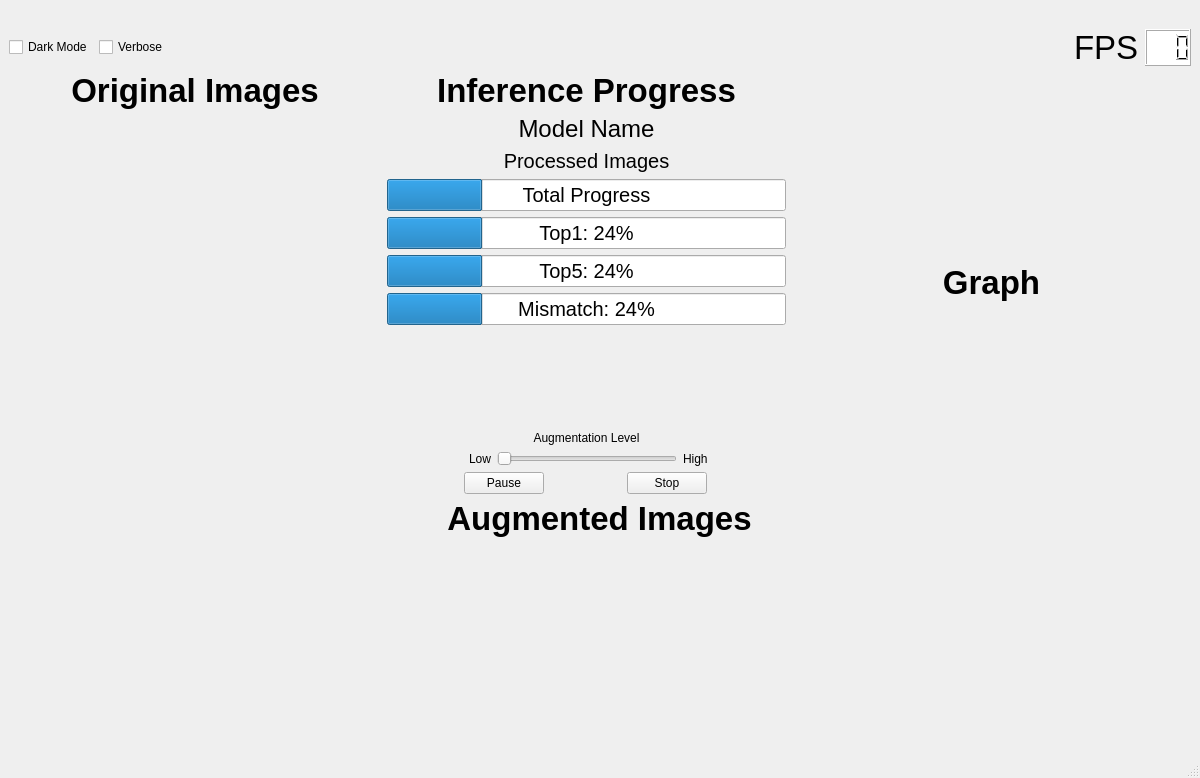
First picture: the form in inference_viewer.ui, repository kiritigowda/MIVisionX-Validation-Tool, before the edit.
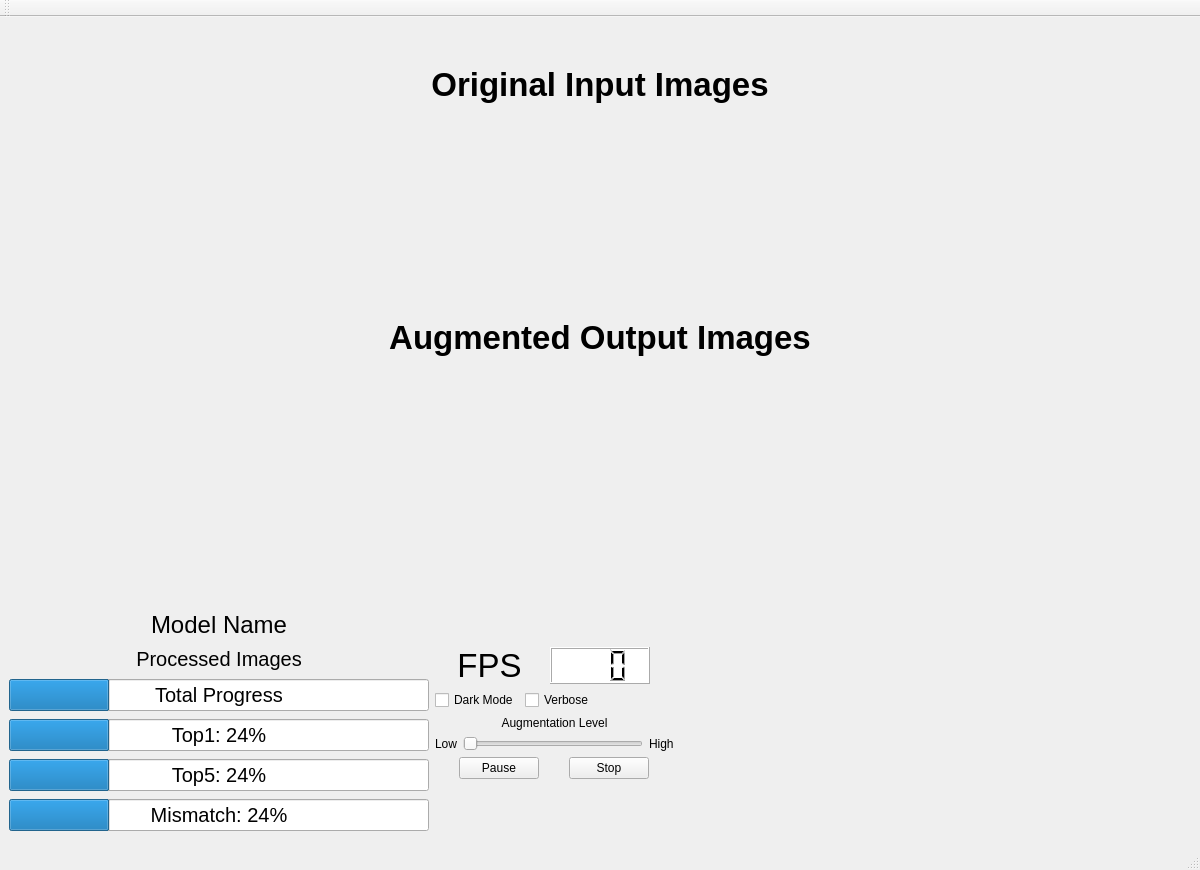
Second picture: the form after the edit. Icons and pictures are not drawn.

Commit message:
H/display gui (#20)
* changed gui layout for video

Diff of the .ui file:
```diff
--- a/inference_viewer.ui
+++ b/inference_viewer.ui
@@ -14,7 +14,7 @@
    <string>MIVisionX Inference Viewer</string>
   </property>
   <widget class="QWidget" name="centralwidget">
-   <layout class="QVBoxLayout" name="verticalLayout_5">
+   <layout class="QVBoxLayout" name="verticalLayout_6">
     <item>
      <layout class="QHBoxLayout" name="horizontalLayout_2">
       <item>
@@ -77,75 +77,21 @@
      </layout>
     </item>
     <item>
-     <layout class="QHBoxLayout" name="horizontalLayout_6">
-      <item>
-       <widget class="QCheckBox" name="dark_checkBox">
-        <property name="sizePolicy">
-         <sizepolicy hsizetype="Fixed" vsizetype="Fixed">
-          <horstretch>0</horstretch>
-          <verstretch>0</verstretch>
-         </sizepolicy>
-        </property>
-        <property name="text">
-         <string>Dark Mode</string>
-        </property>
-       </widget>
-      </item>
-      <item>
-       <widget class="QCheckBox" name="verbose_checkBox">
-        <property name="text">
-         <string>Verbose</string>
-        </property>
-       </widget>
-      </item>
-      <item>
-       <spacer name="horizontalSpacer">
+     <spacer name="verticalSpacer_5">
         <property name="orientation">
-         <enum>Qt::Horizontal</enum>
+       <enum>Qt::Vertical</enum>
+      </property>
+      <property name="sizeType">
+       <enum>QSizePolicy::Fixed</enum>
         </property>
         <property name="sizeHint" stdset="0">
          <size>
-          <width>40</width>
+        <width>20</width>
           <height>20</height>
          </size>
         </property>
        </spacer>
       </item>
-      <item>
-       <widget class="QLabel" name="fps_label">
-        <property name="font">
-         <font>
-          <pointsize>25</pointsize>
-         </font>
-        </property>
-        <property name="text">
-         <string>FPS</string>
-        </property>
-       </widget>
-      </item>
-      <item>
-       <widget class="QLCDNumber" name="fps_lcdNumber">
-        <property name="sizePolicy">
-         <sizepolicy hsizetype="Preferred" vsizetype="Preferred">
-          <horstretch>0</horstretch>
-          <verstretch>0</verstretch>
-         </sizepolicy>
-        </property>
-        <property name="styleSheet">
-         <string notr="true">background-color: rgb(255, 255, 255);
-color: rgb(0, 0, 0);</string>
-        </property>
-        <property name="digitCount">
-         <number>3</number>
-        </property>
-       </widget>
-      </item>
-     </layout>
-    </item>
-    <item>
-     <layout class="QHBoxLayout" name="horizontalLayout_8">
-      <item>
-       <layout class="QVBoxLayout" name="verticalLayout_4">
         <item>
          <widget class="QLabel" name="origTitle_label">
           <property name="sizePolicy">
@@ -165,7 +111,7 @@
            </font>
           </property>
           <property name="text">
-           <string>Original Images</string>
+       <string>Original Input Images</string>
           </property>
           <property name="alignment">
            <set>Qt::AlignCenter</set>
@@ -173,184 +119,423 @@
          </widget>
         </item>
         <item>
-         <layout class="QGridLayout" name="gridLayout">
-          <item row="0" column="0">
+     <widget class="QWidget" name="horizontalWidget" native="true">
+      <layout class="QHBoxLayout" name="horizontalLayout_9">
+       <item>
+        <spacer name="horizontalSpacer">
+         <property name="orientation">
+          <enum>Qt::Horizontal</enum>
+         </property>
+         <property name="sizeHint" stdset="0">
+          <size>
+           <width>40</width>
+           <height>20</height>
+          </size>
+         </property>
+        </spacer>
+       </item>
+       <item>
+        <widget class="QFrame" name="verticalFrame">
+         <layout class="QVBoxLayout" name="verticalLayout_4">
+          <item>
+           <spacer name="verticalSpacer_2">
+            <property name="orientation">
+             <enum>Qt::Vertical</enum>
+            </property>
+            <property name="sizeType">
+             <enum>QSizePolicy::Fixed</enum>
+            </property>
+            <property name="sizeHint" stdset="0">
+             <size>
+              <width>20</width>
+              <height>25</height>
+             </size>
+            </property>
+           </spacer>
+          </item>
+          <item>
+           <widget class="QWidget" name="imagesWidget" native="true">
+            <layout class="QHBoxLayout" name="origImage_layout">
+             <item>
            <widget class="QLabel" name="image_label">
+               <property name="sizePolicy">
+                <sizepolicy hsizetype="Fixed" vsizetype="Fixed">
+                 <horstretch>0</horstretch>
+                 <verstretch>0</verstretch>
+                </sizepolicy>
+               </property>
             <property name="minimumSize">
              <size>
               <width>120</width>
-              <height>120</height>
+                 <height>100</height>
              </size>
             </property>
             <property name="maximumSize">
              <size>
-              <width>130</width>
-              <height>130</height>
-             </size>
-            </property>
+                 <width>120</width>
+                 <height>100</height>
+                </size>
+               </property>
+               <property name="frameShape">
+                <enum>QFrame::NoFrame</enum>
+               </property>
+               <property name="frameShadow">
+                <enum>QFrame::Plain</enum>
+               </property>
             <property name="text">
              <string/>
             </property>
            </widget>
           </item>
-          <item row="0" column="1">
+             <item>
            <widget class="QLabel" name="image_label2">
+               <property name="sizePolicy">
+                <sizepolicy hsizetype="Fixed" vsizetype="Fixed">
+                 <horstretch>0</horstretch>
+                 <verstretch>0</verstretch>
+                </sizepolicy>
+               </property>
             <property name="minimumSize">
              <size>
               <width>120</width>
-              <height>120</height>
+                 <height>100</height>
              </size>
             </property>
             <property name="maximumSize">
              <size>
-              <width>130</width>
-              <height>130</height>
-             </size>
-            </property>
+                 <width>120</width>
+                 <height>100</height>
+                </size>
+               </property>
+               <property name="font">
+                <font>
+                 <family>Ubuntu Mono</family>
+                </font>
+               </property>
+               <property name="frameShape">
+                <enum>QFrame::NoFrame</enum>
+               </property>
+               <property name="frameShadow">
+                <enum>QFrame::Plain</enum>
+               </property>
             <property name="text">
              <string/>
             </property>
            </widget>
           </item>
-          <item row="0" column="2">
+             <item>
            <widget class="QLabel" name="image_label3">
+               <property name="sizePolicy">
+                <sizepolicy hsizetype="Fixed" vsizetype="Fixed">
+                 <horstretch>0</horstretch>
+                 <verstretch>0</verstretch>
+                </sizepolicy>
+               </property>
             <property name="minimumSize">
              <size>
               <width>120</width>
-              <height>120</height>
+                 <height>100</height>
              </size>
             </property>
             <property name="maximumSize">
              <size>
-              <width>130</width>
-              <height>130</height>
-             </size>
-            </property>
+                 <width>120</width>
+                 <height>100</height>
+                </size>
+               </property>
+               <property name="frameShape">
+                <enum>QFrame::NoFrame</enum>
+               </property>
+               <property name="frameShadow">
+                <enum>QFrame::Plain</enum>
+               </property>
             <property name="text">
              <string/>
             </property>
            </widget>
           </item>
-          <item row="1" column="0">
+             <item>
            <widget class="QLabel" name="image_label4">
+               <property name="sizePolicy">
+                <sizepolicy hsizetype="Fixed" vsizetype="Fixed">
+                 <horstretch>0</horstretch>
+                 <verstretch>0</verstretch>
+                </sizepolicy>
+               </property>
             <property name="minimumSize">
              <size>
               <width>120</width>
-              <height>120</height>
+                 <height>100</height>
              </size>
             </property>
             <property name="maximumSize">
              <size>
-              <width>130</width>
-              <height>130</height>
-             </size>
-            </property>
+                 <width>120</width>
+                 <height>100</height>
+                </size>
+               </property>
+               <property name="frameShape">
+                <enum>QFrame::NoFrame</enum>
+               </property>
+               <property name="frameShadow">
+                <enum>QFrame::Plain</enum>
+               </property>
             <property name="text">
              <string/>
             </property>
            </widget>
           </item>
-          <item row="1" column="1">
+             <item>
            <widget class="QLabel" name="image_label5">
+               <property name="sizePolicy">
+                <sizepolicy hsizetype="Fixed" vsizetype="Fixed">
+                 <horstretch>0</horstretch>
+                 <verstretch>0</verstretch>
+                </sizepolicy>
+               </property>
             <property name="minimumSize">
              <size>
               <width>120</width>
-              <height>120</height>
+                 <height>100</height>
              </size>
             </property>
             <property name="maximumSize">
              <size>
-              <width>130</width>
-              <height>130</height>
-             </size>
-            </property>
+                 <width>120</width>
+                 <height>100</height>
+                </size>
+               </property>
+               <property name="frameShape">
+                <enum>QFrame::NoFrame</enum>
+               </property>
+               <property name="frameShadow">
+                <enum>QFrame::Plain</enum>
+               </property>
             <property name="text">
              <string/>
             </property>
            </widget>
           </item>
-          <item row="1" column="2">
+             <item>
            <widget class="QLabel" name="image_label6">
+               <property name="sizePolicy">
+                <sizepolicy hsizetype="Fixed" vsizetype="Fixed">
+                 <horstretch>0</horstretch>
+                 <verstretch>0</verstretch>
+                </sizepolicy>
+               </property>
             <property name="minimumSize">
              <size>
               <width>120</width>
-              <height>120</height>
+                 <height>100</height>
              </size>
             </property>
             <property name="maximumSize">
              <size>
-              <width>130</width>
-              <height>130</height>
-             </size>
-            </property>
+                 <width>120</width>
+                 <height>100</height>
+                </size>
+               </property>
+               <property name="frameShape">
+                <enum>QFrame::NoFrame</enum>
+               </property>
+               <property name="frameShadow">
+                <enum>QFrame::Plain</enum>
+               </property>
             <property name="text">
              <string/>
             </property>
            </widget>
           </item>
-          <item row="2" column="0">
+             <item>
            <widget class="QLabel" name="image_label7">
+               <property name="sizePolicy">
+                <sizepolicy hsizetype="Fixed" vsizetype="Fixed">
+                 <horstretch>0</horstretch>
+                 <verstretch>0</verstretch>
+                </sizepolicy>
+               </property>
             <property name="minimumSize">
              <size>
               <width>120</width>
-              <height>120</height>
+                 <height>100</height>
              </size>
             </property>
             <property name="maximumSize">
              <size>
-              <width>130</width>
-              <height>130</height>
-             </size>
-            </property>
+                 <width>120</width>
+                 <height>100</height>
+                </size>
+               </property>
+               <property name="frameShape">
+                <enum>QFrame::NoFrame</enum>
+               </property>
+               <property name="frameShadow">
+                <enum>QFrame::Plain</enum>
+               </property>
             <property name="text">
              <string/>
             </property>
            </widget>
           </item>
-          <item row="2" column="1">
+             <item>
            <widget class="QLabel" name="image_label8">
+               <property name="sizePolicy">
+                <sizepolicy hsizetype="Fixed" vsizetype="Fixed">
+                 <horstretch>0</horstretch>
+                 <verstretch>0</verstretch>
+                </sizepolicy>
+               </property>
             <property name="minimumSize">
              <size>
               <width>120</width>
-              <height>120</height>
+                 <height>100</height>
              </size>
             </property>
             <property name="maximumSize">
              <size>
-              <width>130</width>
-              <height>130</height>
-             </size>
-            </property>
+                 <width>120</width>
+                 <height>100</height>
+                </size>
+               </property>
+               <property name="frameShape">
+                <enum>QFrame::NoFrame</enum>
+               </property>
+               <property name="frameShadow">
+                <enum>QFrame::Plain</enum>
+               </property>
             <property name="text">
              <string/>
             </property>
            </widget>
           </item>
-          <item row="2" column="2">
+             <item>
            <widget class="QLabel" name="image_label9">
+               <property name="sizePolicy">
+                <sizepolicy hsizetype="Fixed" vsizetype="Fixed">
+                 <horstretch>0</horstretch>
+                 <verstretch>0</verstretch>
+                </sizepolicy>
+               </property>
             <property name="minimumSize">
              <size>
               <width>120</width>
-              <height>120</height>
+                 <height>100</height>
              </size>
             </property>
             <property name="maximumSize">
              <size>
-              <width>130</width>
-              <height>130</height>
-             </size>
-            </property>
+                 <width>120</width>
+                 <height>100</height>
+                </size>
+               </property>
+               <property name="frameShape">
+                <enum>QFrame::NoFrame</enum>
+               </property>
+               <property name="frameShadow">
+                <enum>QFrame::Plain</enum>
+               </property>
             <property name="text">
              <string/>
             </property>
            </widget>
           </item>
          </layout>
-        </item>
-       </layout>
+           </widget>
+          </item>
+          <item>
+           <spacer name="verticalSpacer_3">
+            <property name="orientation">
+             <enum>Qt::Vertical</enum>
+            </property>
+            <property name="sizeType">
+             <enum>QSizePolicy::Fixed</enum>
+            </property>
+            <property name="sizeHint" stdset="0">
+             <size>
+              <width>20</width>
+              <height>25</height>
+             </size>
+            </property>
+           </spacer>
+          </item>
+         </layout>
+        </widget>
       </item>
       <item>
-       <layout class="QVBoxLayout" name="verticalLayout">
+        <spacer name="horizontalSpacer_2">
+         <property name="orientation">
+          <enum>Qt::Horizontal</enum>
+         </property>
+         <property name="sizeType">
+          <enum>QSizePolicy::Expanding</enum>
+         </property>
+         <property name="sizeHint" stdset="0">
+          <size>
+           <width>40</width>
+           <height>20</height>
+          </size>
+         </property>
+        </spacer>
+       </item>
+      </layout>
+     </widget>
+    </item>
+    <item>
+     <widget class="QLabel" name="augTitle_label">
+      <property name="sizePolicy">
+       <sizepolicy hsizetype="Preferred" vsizetype="Fixed">
+        <horstretch>0</horstretch>
+        <verstretch>0</verstretch>
+       </sizepolicy>
+      </property>
+      <property name="font">
+       <font>
+        <family>Ubuntu</family>
+        <pointsize>25</pointsize>
+        <weight>75</weight>
+        <bold>true</bold>
+       </font>
+      </property>
+      <property name="text">
+       <string>Augmented Output Images</string>
+      </property>
+      <property name="alignment">
+       <set>Qt::AlignCenter</set>
+      </property>
+     </widget>
+    </item>
+    <item>
+     <widget class="QLabel" name="aug_label">
+      <property name="sizePolicy">
+       <sizepolicy hsizetype="Expanding" vsizetype="Expanding">
+        <horstretch>0</horstretch>
+        <verstretch>0</verstretch>
+       </sizepolicy>
+      </property>
+      <property name="minimumSize">
+       <size>
+        <width>0</width>
+        <height>200</height>
+       </size>
+      </property>
+      <property name="font">
+       <font>
+        <kerning>false</kerning>
+       </font>
+      </property>
+      <property name="text">
+       <string/>
+      </property>
+      <property name="alignment">
+       <set>Qt::AlignCenter</set>
+      </property>
+     </widget>
+    </item>
+    <item>
+     <layout class="QHBoxLayout" name="horizontalLayout_5">
+      <item>
+       <layout class="QVBoxLayout" name="verticalLayout_5">
         <item>
          <widget class="QLabel" name="progTitle_label">
           <property name="sizePolicy">
@@ -359,15 +544,21 @@
             <verstretch>0</verstretch>
            </sizepolicy>
           </property>
+          <property name="maximumSize">
+           <size>
+            <width>550</width>
+            <height>16777215</height>
+           </size>
+          </property>
           <property name="font">
            <font>
-            <pointsize>25</pointsize>
+            <pointsize>22</pointsize>
             <weight>75</weight>
             <bold>true</bold>
            </font>
           </property>
           <property name="text">
-           <string>Inference Progress</string>
+           <string/>
           </property>
           <property name="alignment">
            <set>Qt::AlignCenter</set>
@@ -527,8 +718,41 @@
           </property>
          </widget>
         </item>
+       </layout>
+      </item>
         <item>
-         <spacer name="verticalSpacer_2">
+       <layout class="QVBoxLayout" name="verticalLayout">
+        <item>
+         <widget class="QLabel" name="controlTitle_label">
+          <property name="sizePolicy">
+           <sizepolicy hsizetype="Fixed" vsizetype="Fixed">
+            <horstretch>0</horstretch>
+            <verstretch>0</verstretch>
+           </sizepolicy>
+          </property>
+          <property name="maximumSize">
+           <size>
+            <width>550</width>
+            <height>16777215</height>
+           </size>
+          </property>
+          <property name="font">
+           <font>
+            <pointsize>22</pointsize>
+            <weight>75</weight>
+            <bold>true</bold>
+           </font>
+          </property>
+          <property name="text">
+           <string/>
+          </property>
+          <property name="alignment">
+           <set>Qt::AlignCenter</set>
+          </property>
+         </widget>
+        </item>
+        <item>
+         <spacer name="verticalSpacer">
           <property name="orientation">
            <enum>Qt::Vertical</enum>
           </property>
@@ -538,13 +762,94 @@
           <property name="sizeHint" stdset="0">
            <size>
             <width>20</width>
-            <height>100</height>
+            <height>40</height>
            </size>
           </property>
          </spacer>
         </item>
+        <item>
+         <layout class="QHBoxLayout" name="horizontalLayout_8">
+          <item>
+           <widget class="QLabel" name="fps_label">
+            <property name="sizePolicy">
+             <sizepolicy hsizetype="Fixed" vsizetype="Preferred">
+              <horstretch>0</horstretch>
+              <verstretch>0</verstretch>
+             </sizepolicy>
+            </property>
+            <property name="font">
+             <font>
+              <pointsize>25</pointsize>
+             </font>
+            </property>
+            <property name="text">
+             <string>FPS</string>
+            </property>
+            <property name="alignment">
+             <set>Qt::AlignCenter</set>
+            </property>
+           </widget>
+          </item>
+          <item>
+           <widget class="QLCDNumber" name="fps_lcdNumber">
+            <property name="sizePolicy">
+             <sizepolicy hsizetype="Fixed" vsizetype="Preferred">
+              <horstretch>0</horstretch>
+              <verstretch>0</verstretch>
+             </sizepolicy>
+            </property>
+            <property name="maximumSize">
+             <size>
+              <width>100</width>
+              <height>16777215</height>
+             </size>
+            </property>
+            <property name="styleSheet">
+             <string notr="true">background-color: rgb(255, 255, 255);
+color: rgb(0, 0, 0);</string>
+            </property>
+            <property name="digitCount">
+             <number>3</number>
+            </property>
+           </widget>
+          </item>
+         </layout>
+        </item>
+        <item>
+         <layout class="QHBoxLayout" name="horizontalLayout_6">
+          <item>
+           <widget class="QCheckBox" name="dark_checkBox">
+            <property name="sizePolicy">
+             <sizepolicy hsizetype="Fixed" vsizetype="Fixed">
+              <horstretch>0</horstretch>
+              <verstretch>0</verstretch>
+             </sizepolicy>
+            </property>
+            <property name="text">
+             <string>Dark Mode</string>
+            </property>
+           </widget>
+          </item>
+          <item>
+           <widget class="QCheckBox" name="verbose_checkBox">
+            <property name="layoutDirection">
+             <enum>Qt::LeftToRight</enum>
+            </property>
+            <property name="text">
+             <string>Verbose</string>
+            </property>
+           </widget>
+          </item>
+         </layout>
+        </item>
         <item>
          <widget class="QLabel" name="level_label">
+          <property name="sizePolicy">
+           <sizepolicy hsizetype="Preferred" vsizetype="Fixed">
+            <horstretch>0</horstretch>
+            <verstretch>0</verstretch>
+           </sizepolicy>
+          </property>
           <property name="text">
            <string>Augmentation Level</string>
           </property>
@@ -638,6 +943,22 @@
           </item>
          </layout>
         </item>
+        <item>
+         <spacer name="verticalSpacer_4">
+          <property name="orientation">
+           <enum>Qt::Vertical</enum>
+          </property>
+          <property name="sizeType">
+           <enum>QSizePolicy::Fixed</enum>
+          </property>
+          <property name="sizeHint" stdset="0">
+           <size>
+            <width>20</width>
+            <height>60</height>
+           </size>
+          </property>
+         </spacer>
+        </item>
        </layout>
       </item>
       <item>
@@ -658,70 +979,9 @@
           </property>
           <property name="font">
            <font>
-            <pointsize>25</pointsize>
+            <pointsize>22</pointsize>
             <weight>75</weight>
             <bold>true</bold>
-           </font>
-          </property>
-          <property name="text">
-           <string>Graph</string>
-          </property>
-          <property name="alignment">
-           <set>Qt::AlignCenter</set>
-          </property>
-         </widget>
-        </item>
-       </layout>
-      </item>
-     </layout>
-    </item>
-    <item>
-     <layout class="QVBoxLayout" name="verticalLayout_3">
-      <item>
-       <layout class="QHBoxLayout" name="horizontalLayout_4">
-        <item alignment="Qt::AlignHCenter">
-         <widget class="QLabel" name="augTitle_label">
-          <property name="sizePolicy">
-           <sizepolicy hsizetype="Preferred" vsizetype="Fixed">
-            <horstretch>0</horstretch>
-            <verstretch>0</verstretch>
-           </sizepolicy>
-          </property>
-          <property name="font">
-           <font>
-            <family>Ubuntu</family>
-            <pointsize>25</pointsize>
-            <weight>75</weight>
-            <bold>true</bold>
-           </font>
-          </property>
-          <property name="text">
-           <string>Augmented Images</string>
-          </property>
-          <property name="alignment">
-           <set>Qt::AlignCenter</set>
-          </property>
-         </widget>
-        </item>
-       </layout>
-      </item>
-      <item>
-       <widget class="QLabel" name="aug_label">
-        <property name="sizePolicy">
-         <sizepolicy hsizetype="Expanding" vsizetype="Expanding">
-          <horstretch>0</horstretch>
-          <verstretch>0</verstretch>
-         </sizepolicy>
-        </property>
-        <property name="minimumSize">
-         <size>
-          <width>0</width>
-          <height>0</height>
-         </size>
-        </property>
-        <property name="font">
-         <font>
-          <kerning>false</kerning>
          </font>
         </property>
         <property name="text">
@@ -731,6 +991,8 @@
          <set>Qt::AlignCenter</set>
         </property>
        </widget>
+        </item>
+       </layout>
       </item>
      </layout>
     </item>
@@ -747,6 +1009,17 @@
    </property>
   </widget>
   <widget class="QStatusBar" name="statusbar"/>
+  <widget class="QToolBar" name="toolBar">
+   <property name="windowTitle">
+    <string>toolBar</string>
+   </property>
+   <attribute name="toolBarArea">
+    <enum>TopToolBarArea</enum>
+   </attribute>
+   <attribute name="toolBarBreak">
+    <bool>false</bool>
+   </attribute>
+  </widget>
  </widget>
  <resources/>
  <connections/>
```
Lines whose indentation alone changed are shown as unchanged. The commit also changes 3 other files.
